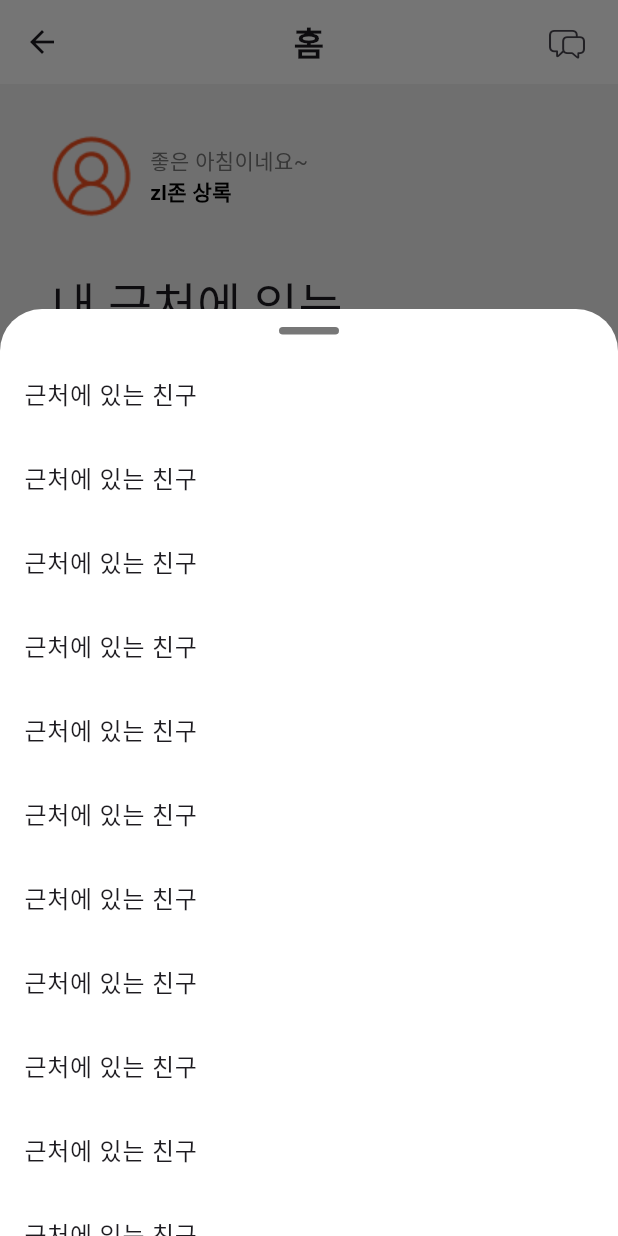
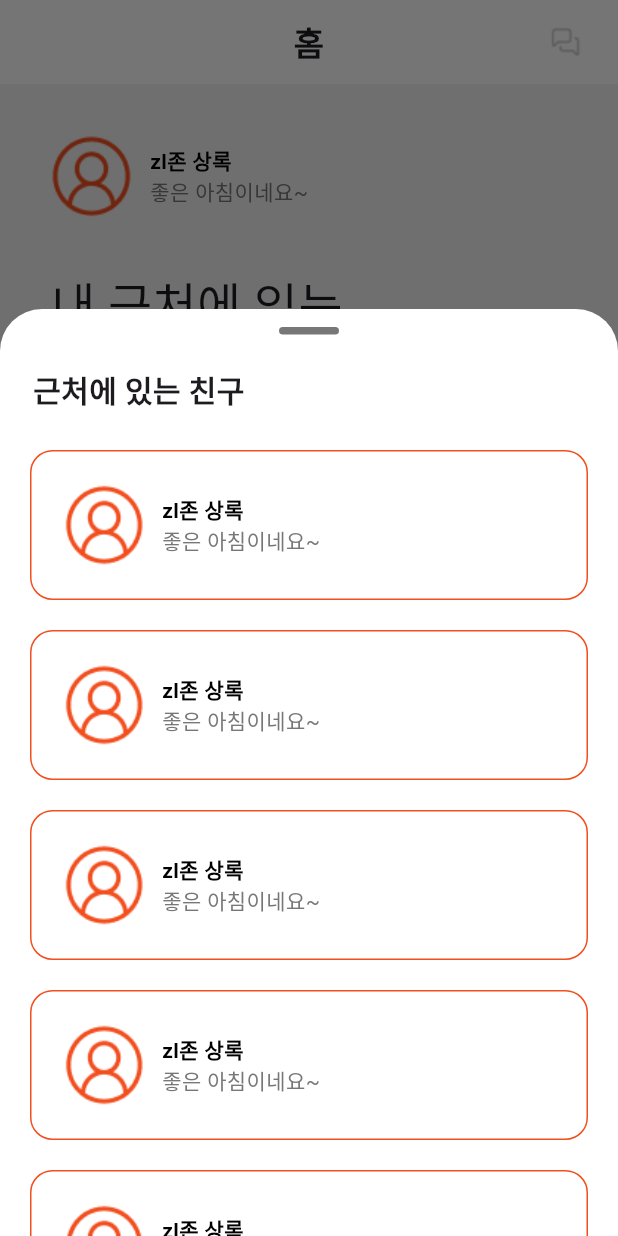
Before and after one commit to oo-Woogi/project_team5_chating_app, a Flutter app: the SearchingPage screen opened directly, after a tap on "근처 친구 찾기", on a phone screen of 412 x 824 dp. Run offline on Flutter 3.47's test engine with Material 3 defaults, Android fonts, the phone set to English and light mode, and no system bars; our stand-ins replace flutter_svg; Roboto replaces fonts that are missing (BMJUA, Pretendard, Pretendard-semiBold).

Commit message:
상록 중간 작업 저장

```diff
--- a/lib/main.dart
+++ b/lib/main.dart
@@ -1,7 +1,6 @@
 import 'package:flutter/material.dart';
 import 'package:project_team5_chating_app/pages/welcome_page/splash_page.dart';
 import 'package:project_team5_chating_app/pages/welcome_page/welcome_page.dart';
-
 
 void main() {
   runApp(const MyApp());
--- a/lib/pages/searching_page/searching_page.dart
+++ b/lib/pages/searching_page/searching_page.dart
@@ -1,52 +1,29 @@
-import 'package:flutter/cupertino.dart';
 import 'package:flutter/material.dart';
+import 'package:project_team5_chating_app/pages/searching_page/widgets/friend_bottom_sheet.dart';
+import 'package:project_team5_chating_app/widgets/bottom_navi.dart';
+import 'widgets/chat_icon_button.dart';
+import 'widgets/animated_location_image.dart';
+import 'widgets/profile_header.dart';
 
-// 간지나는 이미지를 위해 StatefulWidget으로 변경
-class SearchingPage extends StatefulWidget {
+class SearchingPage extends StatelessWidget {
   const SearchingPage({super.key});
 
-  @override
-  State<SearchingPage> createState() => _SearchingPageState();
-}
-
-class _SearchingPageState extends State<SearchingPage>
-    with SingleTickerProviderStateMixin {
-  //
-
-  // 애니메이션 컨트롤러 추가
-  late AnimationController _controller;
-  late Animation<double> _animation;
-
-  @override
-  void initState() {
-    super.initState();
-    _controller = AnimationController(
-      vsync: this,
-      duration: Duration(seconds: 2),
-    )..repeat(reverse: true); // 위아래 반복
-
-    _animation = Tween<double>(begin: 0, end: 20).animate(
-      CurvedAnimation(parent: _controller, curve: Curves.easeInOut),
+  void _showFriendBottomSheet(BuildContext context) {
+    showModalBottomSheet(
+      context: context,
+      isScrollControlled: true,
+      backgroundColor: Colors.white,
+      builder: (context) => const FriendBottomSheet(),
     );
   }
-  //
-
-  // 컨트롤러 정리
-  @override
-  void dispose() {
-    _controller.dispose(); // 메모리의 누수를 방지하기위해 사용된다고 함
-    super.dispose();
-  }
-  //
 
   @override
   Widget build(BuildContext context) {
     return Scaffold(
-      backgroundColor: Color(0xFFF3F3F3),
-
-      /// 앱바 부분
+      backgroundColor: const Color(0xFFF3F3F3),
       appBar: AppBar(
-        title: Text(
+        automaticallyImplyLeading: false, // 뒤로가기 아이콘 제거
+        title: const Text(
           '홈',
           style: TextStyle(
             fontFamily: 'Pretendard',
@@ -55,59 +32,22 @@ class _SearchingPageState extends State<SearchingPage>
         ),
         centerTitle: true,
         backgroundColor: Colors.white,
-        actions: [
-          IconButton(
-            icon: Icon(CupertinoIcons.bubble_left_bubble_right),
-            onPressed: () {
-              //페이지 이동 추가!!!!!!!!!!!!!!!!!!!!!!!!!!!!!!!!!!!!!!!!!!!!!!!!!!!!!!!!!!
-            },
-          ),
+        actions: const [
+          ChatIconButton(),
           SizedBox(width: 10),
         ],
       ),
-
-      //
       body: Stack(
         children: [
           Column(
-            children: [
+            children: const [
               Padding(
-                padding: const EdgeInsets.all(32),
-                child: Row(
-                  /// 프로필 부분
-                  children: [
-                    Image.asset('assets/images/icon_person_red.png'),
-                    SizedBox(width: 10),
-                    Expanded(
-                      child: Column(
-                        crossAxisAlignment: CrossAxisAlignment.stretch,
-                        children: [
-                          Text(
-                            '좋은 아침이네요~',
-                            style: TextStyle(
-                              fontFamily: 'Pretendard-semiBold',
-                              color: Color(0xFF777777),
-                            ),
-                          ),
-                          Text(
-                            'zl존 상록',
-                            style: TextStyle(
-                              fontFamily: 'Pretendard-semiBold',
-                              fontWeight: FontWeight.bold,
-                              color: Colors.black,
-                            ),
-                          ),
-                        ],
-                      ),
-                    ),
-                  ],
-                  //
-                ),
+                padding: EdgeInsets.all(32),
+                child: ProfileHeader(),
               ),
-
-              /// 근처에 있는 친구를 찾아볼까 문구
+              // 근처 친구 찾아볼까 문구
               Padding(
-                padding: const EdgeInsets.symmetric(horizontal: 34),
+                padding: EdgeInsets.symmetric(horizontal: 34),
                 child: SizedBox(
                   width: double.infinity,
                   child: Text(
@@ -116,94 +56,25 @@ class _SearchingPageState extends State<SearchingPage>
                   ),
                 ),
               ),
-              //
               SizedBox(height: 20),
-
-              /// Location 이미지 - 애니메이션 추가
-              AnimatedBuilder(
-                animation: _animation,
-                builder: (context, child) {
-                  return Transform.translate(
-                    offset: Offset(0, -_animation.value - 10), // 이미지 위치 조절
-                    child: child,
-                  );
-                },
-                child: Image.asset(
-                  'assets/images/img_main.png',
-                  width: 240,
-                  height: 240,
-                  fit: BoxFit.cover,
-                ),
-              ),
-              //
+              AnimatedLocationImage(),
             ],
           ),
-
-          /// 근처 친구 찾기 버튼
           Positioned(
             bottom: 140,
             left: 32,
             right: 32,
+
             child: ElevatedButton(
-              onPressed: () {
-                // 버튼 동작
-                showModalBottomSheet(
-                  context: context,
-                  isScrollControlled: true, // 높이 제어
-                  backgroundColor: Colors.white,
-                  builder: (context) {
-                    //드래그해서 시트를 위아래로 스크롤 할 수 있는 위젯
-                    return DraggableScrollableSheet(
-                      initialChildSize: 0.75, // 처음 높이
-                      minChildSize: 0.2, // 최소 축소
-                      maxChildSize: 0.75, // 최대 크기
-                      expand: false, // true면 전체영역 차지, false는 드래그한 만큼 시트 확장
-                      builder: (context, ScrollController) {
-                        ///시트 안쪽
-                        return Column(
-                          children: [
-                            //상단바 추가하기!!!!!!!!!!!!
-                            Padding(
-                              padding: EdgeInsets.symmetric(vertical: 12.0),
-                              child: Container(
-                                //상단 바 막대
-                                width: 40,
-                                height: 5,
-                                decoration: BoxDecoration(
-                                  color: Color(0xFF777777),
-                                  borderRadius: BorderRadius.circular(10),
-                                ),
-                              ),
-                            ),
-                            Expanded(
-                              //친구 목록을 리스트 뷰로 나열
-                              child: ListView.builder(
-                                controller: ScrollController,
-                                // 임시 친구 5명 설정
-                                itemBuilder: (context, index) {
-                                  return ListTile(
-                                    // 친구 목록 수정하기!!!!!!!!!!!!!!!!!!!!
-                                    title: Text('근처에 있는 친구'),
-                                    //
-                                  );
-                                },
-                              ),
-                            ),
-                          ],
-                        );
-                      },
-                    );
-                  },
-                );
-              },
+              onPressed: () => _showFriendBottomSheet(context), // 시트 페이지 소환술
               style: ElevatedButton.styleFrom(
-                backgroundColor: Color(0XFFF24E1E),
-                padding: EdgeInsets.symmetric(vertical: 16),
+                backgroundColor: const Color(0XFFF24E1E),
+                padding: const EdgeInsets.symmetric(vertical: 16),
                 shape: RoundedRectangleBorder(
                   borderRadius: BorderRadius.circular(32),
                 ),
               ),
-              child: Text(
+              child: const Text(
                 '근처 친구 찾기',
                 style: TextStyle(
                   fontFamily: 'BMJUA',
@@ -215,6 +86,7 @@ class _SearchingPageState extends State<SearchingPage>
           ),
         ],
       ),
+      bottomNavigationBar: BottomNavi(2),
     );
   }
 }
--- /dev/null
+++ b/lib/pages/searching_page/widgets/animated_location_image.dart
@@ -0,0 +1,50 @@
+import 'package:flutter/material.dart';
+
+class AnimatedLocationImage extends StatefulWidget {
+  const AnimatedLocationImage({super.key});
+
+  @override
+  State<AnimatedLocationImage> createState() => _AnimatedLocationImageState();
+}
+
+class _AnimatedLocationImageState extends State<AnimatedLocationImage>
+    with SingleTickerProviderStateMixin {
+  late final AnimationController _controller;
+  late final Animation<double> _animation;
+
+  @override
+  void initState() {
+    super.initState();
+    _controller = AnimationController(
+      vsync: this,
+      duration: const Duration(seconds: 2),
+    )..repeat(reverse: true);
+
+    _animation = Tween<double>(begin: 0, end: 20).animate(
+      CurvedAnimation(parent: _controller, curve: Curves.easeInOut),
+    );
+  }
+
+  @override
+  void dispose() {
+    _controller.dispose();
+    super.dispose();
+  }
+
+  @override
+  Widget build(BuildContext context) {
+    return AnimatedBuilder(
+      animation: _animation,
+      builder: (_, child) => Transform.translate(
+        offset: Offset(0, -_animation.value),
+        child: child,
+      ),
+      child: Image.asset(
+        'assets/images/img_main.png',
+        width: 240,
+        height: 240,
+        fit: BoxFit.cover,
+      ),
+    );
+  }
+}
--- /dev/null
+++ b/lib/pages/searching_page/widgets/chat_icon_button.dart
@@ -0,0 +1,42 @@
+import 'dart:async';
+import 'package:flutter/material.dart';
+import 'package:project_team5_chating_app/pages/chating_list_page/chating_list_page.dart';
+
+class ChatIconButton extends StatefulWidget {
+  const ChatIconButton({super.key});
+
+  @override
+  State<ChatIconButton> createState() => _ChatIconButtonState();
+}
+
+class _ChatIconButtonState extends State<ChatIconButton> {
+  bool isClicked = false;
+
+  void _onTap() {
+    setState(() => isClicked = true);
+    Timer(
+      const Duration(milliseconds: 100),
+      () {
+        setState(() => isClicked = false);
+        Navigator.push(
+          context,
+          MaterialPageRoute(builder: (_) => ChatingListPage()),
+        );
+      },
+    );
+  }
+
+  @override
+  Widget build(BuildContext context) {
+    return GestureDetector(
+      onTap: _onTap,
+      child: Image.asset(
+        isClicked
+            ? 'assets/images/icon_chat_on.png'
+            : 'assets/images/icon_chat.png',
+        width: 50,
+        height: 50,
+      ),
+    );
+  }
+}
--- /dev/null
+++ b/lib/pages/searching_page/widgets/friend_bottom_sheet.dart
@@ -0,0 +1,112 @@
+import 'package:flutter/material.dart';
+
+// 버튼 누르면 나오는 시트 페이지
+class FriendBottomSheet extends StatelessWidget {
+  const FriendBottomSheet({super.key});
+
+  @override
+  Widget build(BuildContext context) {
+    return DraggableScrollableSheet(
+      //높이 조절
+      initialChildSize: 0.75, //처음 높이
+      minChildSize: 0.2, // 최소
+      maxChildSize: 0.8, //최대
+      expand: false,
+      builder: (context, controller) {
+        return Column(
+          children: [
+            // 스크롤 컨트롤러 같이 생긴 바
+            const Padding(
+              padding: EdgeInsets.symmetric(vertical: 12.0),
+              child: Center(
+                child: DecoratedBox(
+                  decoration: BoxDecoration(
+                    color: Color(0xFF777777),
+                    borderRadius: BorderRadius.all(Radius.circular(10)),
+                  ),
+                  child: SizedBox(width: 40, height: 5),
+                ),
+              ),
+            ),
+            Container(
+              padding: EdgeInsets.only(left: 22, bottom: 15, top: 10),
+              width: double.infinity,
+              child: Text(
+                '근처에 있는 친구',
+                style: TextStyle(fontWeight: FontWeight.w600, fontSize: 20),
+                textAlign: TextAlign.left,
+              ),
+            ),
+            // 친구 목록
+            Expanded(
+              child: ListView.builder(
+                controller: controller,
+                itemCount: 10,
+                itemBuilder: (context, index) => const Padding(
+                  padding: EdgeInsets.symmetric(vertical: 10, horizontal: 20),
+                  child: _FriendItem(), // 리스트 아이템 위젯 분리
+                ),
+              ),
+            ),
+          ],
+        );
+      },
+    );
+  }
+}
+
+// 친구 아이템 하나를 표시하는 위젯
+class _FriendItem extends StatelessWidget {
+  const _FriendItem();
+
+  @override
+  Widget build(BuildContext context) {
+    return GestureDetector(
+      onTap: () {
+        // 친구 클릭 이벤트 처리!!!!!!!!!!!!!!!!!!!!!!!!!!!!!!!!!!!!!!!!
+      },
+
+      child: Container(
+        height: 100,
+        decoration: BoxDecoration(
+          borderRadius: BorderRadius.circular(15),
+          border: Border.all(
+            color: Color(0XFFF24E1E),
+          ),
+        ),
+        child: Padding(
+          padding: const EdgeInsets.all(20),
+          child: Row(
+            children: [
+              Image.asset('assets/images/icon_person_red.png'),
+              const SizedBox(width: 10),
+              const Expanded(
+                child: Column(
+                  mainAxisAlignment: MainAxisAlignment.center,
+                  crossAxisAlignment: CrossAxisAlignment.stretch,
+                  children: [
+                    Text(
+                      'zl존 상록',
+                      style: TextStyle(
+                        fontFamily: 'Pretendard-semiBold',
+                        fontWeight: FontWeight.bold,
+                        color: Colors.black,
+                      ),
+                    ),
+                    Text(
+                      '좋은 아침이네요~',
+                      style: TextStyle(
+                        fontFamily: 'Pretendard-semiBold',
+                        color: Color(0xFF777777),
+                      ),
+                    ),
+                  ],
+                ),
+              ),
+            ],
+          ),
+        ),
+      ),
+    );
+  }
+}
--- /dev/null
+++ b/lib/pages/searching_page/widgets/profile_header.dart
@@ -0,0 +1,48 @@
+import 'package:flutter/material.dart';
+import 'package:project_team5_chating_app/pages/welcome_page/welcome_page.dart';
+
+// 상단 프로필
+class ProfileHeader extends StatelessWidget {
+  const ProfileHeader({super.key});
+
+  @override
+  Widget build(BuildContext context) {
+    // 누르면 웰컴으로 이동
+    return GestureDetector(
+      onTap: () {
+        Navigator.push(
+          context,
+          MaterialPageRoute(builder: (_) => WelcomePage()),
+        );
+      },
+      child: Row(
+        children: [
+          Image.asset('assets/images/icon_person_red.png'),
+          const SizedBox(width: 10),
+          const Expanded(
+            child: Column(
+              crossAxisAlignment: CrossAxisAlignment.stretch,
+              children: [
+                Text(
+                  'zl존 상록',
+                  style: TextStyle(
+                    fontFamily: 'Pretendard-semiBold',
+                    fontWeight: FontWeight.bold,
+                    color: Colors.black,
+                  ),
+                ),
+                Text(
+                  '좋은 아침이네요~',
+                  style: TextStyle(
+                    fontFamily: 'Pretendard-semiBold',
+                    color: Color(0xFF777777),
+                  ),
+                ),
+              ],
+            ),
+          ),
+        ],
+      ),
+    );
+  }
+}
```
Also changed, not shown: lib/pages/searching_page/widgets/widget.dart (deleted).
